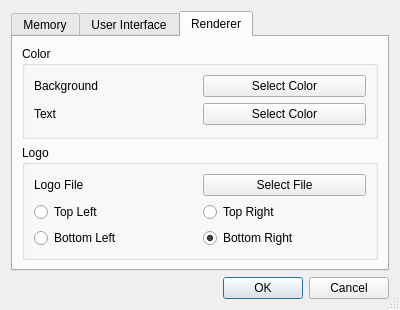
This is UI/UI/SettingsDlg.ui in SCIInstitute/ImageVis3D as Qt 5 draws it before an edit. The edited form follows.
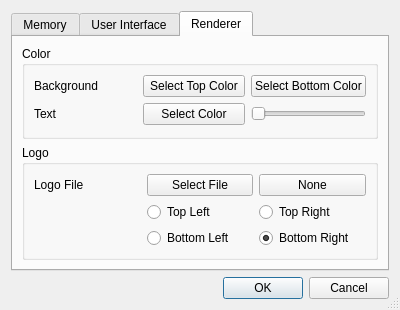
This is the edited form. The open tabs and pages were chosen to show the change.

Patch:
```diff
--- a/UI/UI/SettingsDlg.ui
+++ b/UI/UI/SettingsDlg.ui
@@ -201,7 +201,7 @@
           <item row="0" column="2" >
            <widget class="QPushButton" name="pushButton" >
             <property name="text" >
-             <string>Select Color</string>
+             <string>Select Top Color</string>
             </property>
            </widget>
           </item>
@@ -219,6 +219,29 @@
             </property>
            </widget>
           </item>
+          <item row="0" column="3" >
+           <widget class="QPushButton" name="pushButtonSelBack2" >
+            <property name="text" >
+             <string>Select Bottom Color</string>
+            </property>
+           </widget>
+          </item>
+          <item row="1" column="3" >
+           <widget class="QSlider" name="horizontalSliderTextOpacity" >
+            <property name="sizePolicy" >
+             <sizepolicy vsizetype="Fixed" hsizetype="Preferred" >
+              <horstretch>0</horstretch>
+              <verstretch>0</verstretch>
+             </sizepolicy>
+            </property>
+            <property name="maximum" >
+             <number>255</number>
+            </property>
+            <property name="orientation" >
+             <enum>Qt::Horizontal</enum>
+            </property>
+           </widget>
+          </item>
          </layout>
         </widget>
        </item>
@@ -228,14 +251,35 @@
           <string>Logo</string>
          </property>
          <layout class="QGridLayout" name="gridLayout_2" >
-          <item row="3" column="0" >
-           <widget class="QRadioButton" name="radioButton_3" >
+          <item row="0" column="0" >
+           <widget class="QLabel" name="label_4" >
             <property name="text" >
-             <string>Bottom Left</string>
+             <string>Logo File</string>
             </property>
            </widget>
           </item>
-          <item row="3" column="1" >
+          <item row="0" column="1" >
+           <widget class="QPushButton" name="pushButtonSelLogo" >
+            <property name="text" >
+             <string>Select File</string>
+            </property>
+           </widget>
+          </item>
+          <item row="0" column="2" >
+           <widget class="QPushButton" name="pushButtonNoLogo" >
+            <property name="text" >
+             <string>None</string>
+            </property>
+           </widget>
+          </item>
+          <item row="2" column="2" >
+           <widget class="QRadioButton" name="radioButton_4" >
+            <property name="text" >
+             <string>Top Right</string>
+            </property>
+           </widget>
+          </item>
+          <item row="3" column="2" >
            <widget class="QRadioButton" name="radioButton_2" >
             <property name="text" >
              <string>Bottom Right</string>
@@ -246,13 +290,6 @@
            </widget>
           </item>
           <item row="2" column="1" >
-           <widget class="QRadioButton" name="radioButton_4" >
-            <property name="text" >
-             <string>Top Right</string>
-            </property>
-           </widget>
-          </item>
-          <item row="2" column="0" >
            <widget class="QRadioButton" name="radioButton" >
             <property name="text" >
              <string>Top Left</string>
@@ -262,17 +299,10 @@
             </property>
            </widget>
           </item>
-          <item row="0" column="0" >
-           <widget class="QLabel" name="label_4" >
+          <item row="3" column="1" >
+           <widget class="QRadioButton" name="radioButton_3" >
             <property name="text" >
-             <string>Logo File</string>
-            </property>
-           </widget>
-          </item>
-          <item row="0" column="1" >
-           <widget class="QPushButton" name="pushButton_2" >
-            <property name="text" >
-             <string>Select File</string>
+             <string>Bottom Left</string>
             </property>
            </widget>
           </item>
```
Left out of the diff: 90 changed lines with no effect on the pictures.
